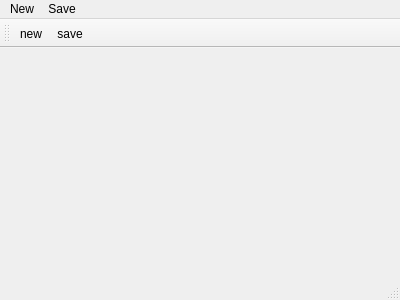
Before: the Qt Designer form test_painter2/mainwindow.ui in e0eaea/I-SURF2016-SUMMER, drawn with Qt 5.
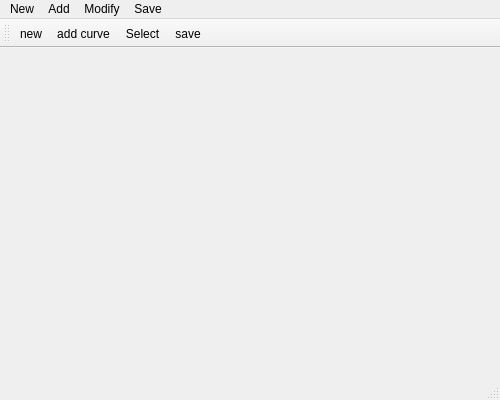
After: the same form once the commit is applied.

Commit message:
now we can select curve after select button click! then modify curves
now we can select curve after select button click! then modify curves

What changed in the file:
```diff
--- a/test_painter2/mainwindow.ui
+++ b/test_painter2/mainwindow.ui
@@ -6,8 +6,8 @@
    <rect>
     <x>0</x>
     <y>0</y>
-    <width>400</width>
-    <height>300</height>
+    <width>500</width>
+    <height>400</height>
    </rect>
   </property>
   <property name="windowTitle">
@@ -15,25 +15,12 @@
   </property>
   <widget class="QWidget" name="centralWidget"/>
   <widget class="QStatusBar" name="statusBar"/>
-  <widget class="QToolBar" name="toolBar">
-   <property name="windowTitle">
-    <string>toolBar</string>
-   </property>
-   <attribute name="toolBarArea">
-    <enum>TopToolBarArea</enum>
-   </attribute>
-   <attribute name="toolBarBreak">
-    <bool>false</bool>
-   </attribute>
-   <addaction name="actionNew"/>
-   <addaction name="actionSave_file"/>
-  </widget>
   <widget class="QMenuBar" name="menuBar">
    <property name="geometry">
     <rect>
      <x>0</x>
      <y>0</y>
-     <width>400</width>
+     <width>500</width>
      <height>22</height>
     </rect>
    </property>
@@ -49,9 +36,38 @@
     </property>
     <addaction name="actionNew"/>
    </widget>
+   <widget class="QMenu" name="menuAdd">
+    <property name="title">
+     <string>Add</string>
+    </property>
+    <addaction name="actionAdd_curve"/>
+   </widget>
+   <widget class="QMenu" name="menuModify">
+    <property name="title">
+     <string>Modify</string>
+    </property>
+    <addaction name="actionModify"/>
+   </widget>
    <addaction name="menuNew"/>
+   <addaction name="menuAdd"/>
+   <addaction name="menuModify"/>
    <addaction name="menuSave"/>
   </widget>
+  <widget class="QToolBar" name="toolBar">
+   <property name="windowTitle">
+    <string>toolBar</string>
+   </property>
+   <attribute name="toolBarArea">
+    <enum>TopToolBarArea</enum>
+   </attribute>
+   <attribute name="toolBarBreak">
+    <bool>false</bool>
+   </attribute>
+   <addaction name="actionNew"/>
+   <addaction name="actionAdd_curve"/>
+   <addaction name="actionModify"/>
+   <addaction name="actionSave_file"/>
+  </widget>
   <action name="actionSave_file">
    <property name="text">
     <string>save</string>
@@ -62,6 +78,16 @@
     <string>new</string>
    </property>
   </action>
+  <action name="actionAdd_curve">
+   <property name="text">
+    <string>add curve</string>
+   </property>
+  </action>
+  <action name="actionModify">
+   <property name="text">
+    <string>Select</string>
+   </property>
+  </action>
  </widget>
  <layoutdefault spacing="6" margin="11"/>
  <resources/>
```
The commit also changes 21 other files.
